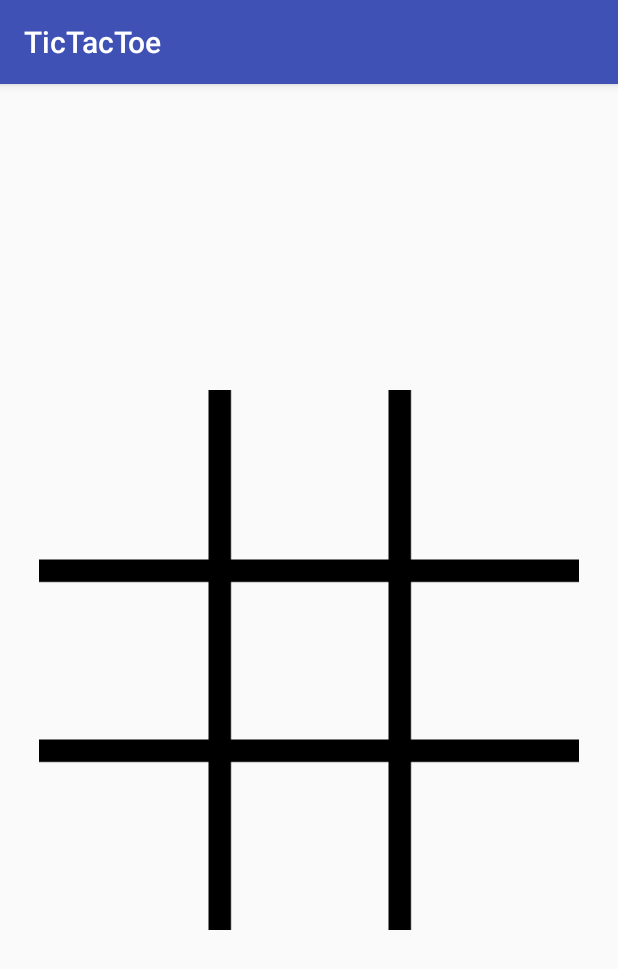
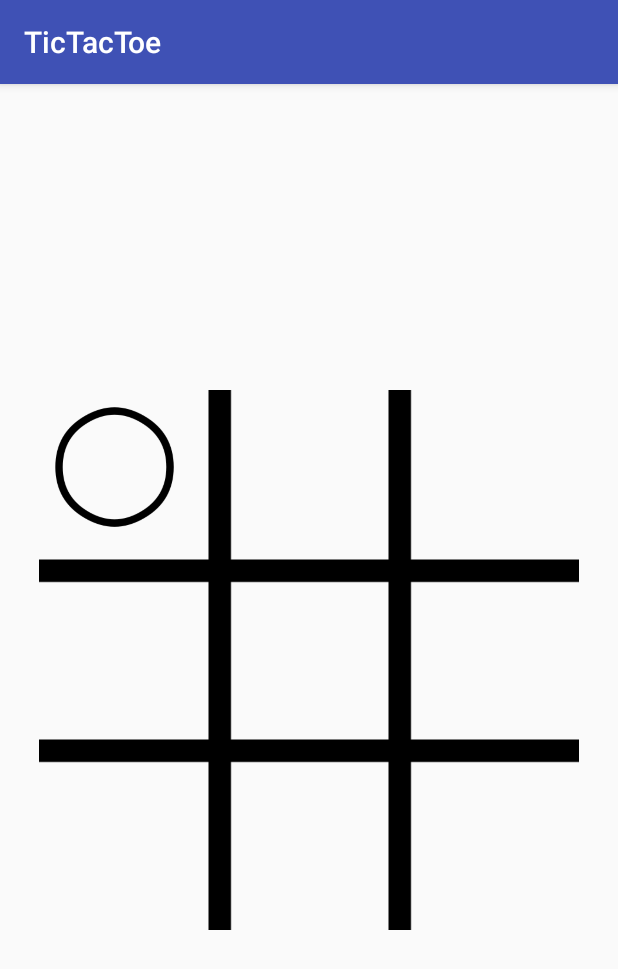
Before and after one commit to jaguilar12/TicTacToe03, an Android app: the screen it shows after launch (GameBoard), after a tap on "PLAY", on a phone screen of 412 x 824 dp. Shown: the top 969 px of the screen. Run offline under Robolectric (Android 15) with nearby library versions, the phone set to English and light mode, and no system bars.

```diff
--- a/app/src/main/java/com/example/jaguilar/tictactoe/GameBoard.java
+++ b/app/src/main/java/com/example/jaguilar/tictactoe/GameBoard.java
@@ -2,8 +2,12 @@ package com.example.jaguilar.tictactoe;
 
 import android.content.Context;
 import android.content.SharedPreferences;
+import android.graphics.Bitmap;
+import android.graphics.BitmapFactory;
 import android.support.v7.app.AppCompatActivity;
 import android.os.Bundle;
+import android.util.Base64;
+import android.widget.ImageView;
 import android.widget.TextView;
 
 public class GameBoard extends AppCompatActivity
@@ -24,9 +28,19 @@ public class GameBoard extends AppCompatActivity
                         Context.MODE_PRIVATE);
         String usernameOne = sharedPreferences.getString("one", "");
         String usernameTwo = sharedPreferences.getString("two", "");
+        String string1 = sharedPreferences.getString("imgOne", "");
+        Bitmap bit1 = DecodeBase64(string1);
+        ImageView test03 = (ImageView)findViewById(R.id.centerLeft);
         TextView test01 = (TextView)findViewById(R.id.oneName);
         TextView test02 = (TextView)findViewById(R.id.twoName);
+        test03.setImageBitmap(bit1);
         test01.setText(usernameOne);
         test02.setText(usernameTwo);
     }
+
+    public Bitmap DecodeBase64(String input) {
+        byte[] decodedByte = Base64.decode(input, 0);
+        return BitmapFactory
+                .decodeByteArray(decodedByte, 0, decodedByte.length);
+    }
 }
--- a/app/src/main/java/com/example/jaguilar/tictactoe/MainActivity.java
+++ b/app/src/main/java/com/example/jaguilar/tictactoe/MainActivity.java
@@ -3,15 +3,20 @@ package com.example.jaguilar.tictactoe;
 import android.content.Context;
 import android.content.Intent;
 import android.content.SharedPreferences;
+import android.graphics.Bitmap;
 import android.support.v7.app.AppCompatActivity;
 import android.os.Bundle;
 import android.text.Layout;
+import android.util.Base64;
+import android.util.Log;
 import android.view.View;
 import android.widget.AdapterView;
 import android.widget.ArrayAdapter;
 import android.widget.ImageView;
 import android.widget.Spinner;
 import android.widget.TextView;
+
+import java.io.ByteArrayOutputStream;
 
 public class MainActivity extends AppCompatActivity
 {
@@ -89,11 +94,16 @@ public class MainActivity extends AppCompatActivity
 
     public void CreateSharedPref()
     {
+        ImageView img1 = (ImageView)findViewById(R.id.PlayerOneGamePiece);
+        img1.buildDrawingCache();
+        Bitmap map1 = img1.getDrawingCache();
+
         SharedPreferences sharedPreferences =
                 this.getSharedPreferences("com.example.datastorageexample",
                         Context.MODE_PRIVATE);
         sharedPreferences.edit().putString("one", ((TextView)findViewById(R.id.playerOneName)).getText().toString()).apply();
         sharedPreferences.edit().putString("two", ((TextView)findViewById(R.id.playerTwoName)).getText().toString()).apply();
+        sharedPreferences.edit().putString("imgOne", EncodeToBase64(map1)).apply();
     }
 
     public void playGameOnClick(View view)
@@ -102,4 +112,15 @@ public class MainActivity extends AppCompatActivity
         Intent intent = new Intent(this, GameBoard.class);
         startActivity(intent);
     }
+
+    public String EncodeToBase64(Bitmap image) {
+        Bitmap myImage = image;
+        ByteArrayOutputStream baos = new ByteArrayOutputStream();
+        myImage.compress(Bitmap.CompressFormat.PNG, 100, baos);
+        byte[] b = baos.toByteArray();
+        String imageEncoded = Base64.encodeToString(b, Base64.DEFAULT);
+
+        Log.d("Image Log:", imageEncoded);
+        return imageEncoded;
+    }
 }
--- a/app/src/main/res/layout/activity_game_board.xml
+++ b/app/src/main/res/layout/activity_game_board.xml
@@ -40,4 +40,14 @@
         android:textSize="30sp"
         app:layout_constraintRight_toRightOf="parent"
         app:layout_constraintTop_toTopOf="parent"/>
+
+    <ImageView
+        android:id="@+id/centerLeft"
+        android:layout_width="100dp"
+        android:layout_height="100dp"
+        android:layout_marginLeft="26dp"
+        android:layout_marginTop="205dp"
+        app:layout_constraintLeft_toLeftOf="parent"
+        app:layout_constraintTop_toTopOf="parent"
+        app:srcCompat="@color/colorAccent"/>
 </android.support.constraint.ConstraintLayout>
```
